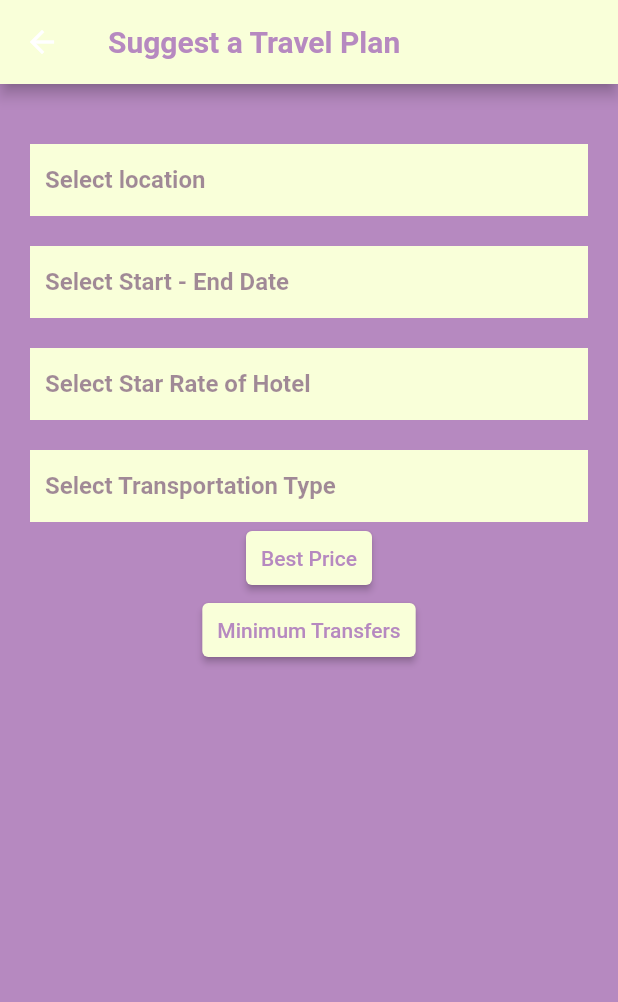
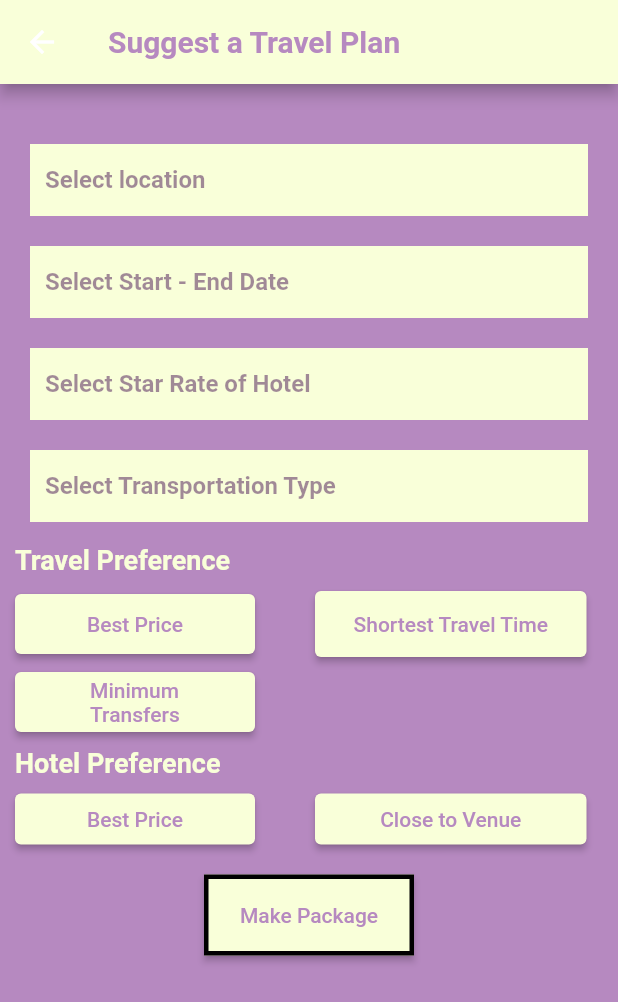
Before and after one commit to fatmasenagenc/funravel, a Flutter app: the SuggestPlan screen opened directly, on a phone screen of 412 x 824 dp. Shown: the top 1002 px of the screen. Run offline on Flutter 3.47's test engine with Material 2 defaults, Android fonts, the phone set to English and light mode, and no system bars; our stand-ins replace cloud_firestore, firebase_auth, firebase_core, flutter_rating_bar, flutter_svg; accounts and stored records are empty.

Commit message:
added the buttons here :eyeglasses:
Buttons are added in this page

```diff
--- a/lib/screens/suggested_plan_screen.dart
+++ b/lib/screens/suggested_plan_screen.dart
@@ -190,14 +190,38 @@
 
 
             ),
+            SizedBox(
+              height: 15,
+            ),Container(
+              child: Row(
+                children:[
+                  Text('Travel Preference',style: TextStyle(
+                    color: kSecondaryColor,
+                    fontSize:18,
+                      fontWeight: FontWeight.bold,
+
+                  ),),
+
+                ],
+              ),
+            ),
+            SizedBox(
+              height: 10,
+            ),
         Container(
+          child: Row(
+            children:[
+              Container(
+                width:160,
+                height:40,
+                child:
+                ElevatedButton(
 
-              child: ElevatedButton(
                   style: ButtonStyle(
 
                       backgroundColor: MaterialStatePropertyAll<Color>(
                           kSecondaryColor),
-                    padding: MaterialStateProperty.all<EdgeInsets>(EdgeInsets.fromLTRB(10, 10, 10, 10))
+
 
 
                   ),
@@ -210,13 +234,63 @@
                   onPressed: () {},
                 ),
 
+
+
+
               ),
+              SizedBox(
+                width: 40,
+              ),
+              Container(
+                width:181,
+                height:44,
+                child:
                 ElevatedButton(
+
                   style: ButtonStyle(
 
                       backgroundColor: MaterialStatePropertyAll<Color>(
                           kSecondaryColor),
-                  padding: MaterialStateProperty.all<EdgeInsets>(EdgeInsets.fromLTRB(10, 10, 10, 10))
+
+
+
+                  ),
+                  child: Text('Shortest Travel Time',style: TextStyle(
+                    color: kPrimaryColor,
+
+
+                  ),),
+
+
+                  onPressed: () {},
+                ),
+
+
+
+
+              ),
+            ],
+          ),
+        ),
+            SizedBox(
+              height: 10,
+            ),
+            Container(
+
+              child: Row(
+                children:[
+            Container(
+              height:40,
+              width:160,
+
+                child:
+                    ElevatedButton(
+
+                      style: ButtonStyle(
+
+                          backgroundColor: MaterialStatePropertyAll<Color>(
+                              kSecondaryColor),
+                          padding: MaterialStateProperty.all<EdgeInsets>(EdgeInsets.fromLTRB(50, 0, 10, 0))
 
 
                       ),
@@ -227,7 +301,134 @@
 
 
                       onPressed: () {},
-            )
+                    ),
+
+
+
+
+            ),
+              ],
+              ),
+      ),
+            SizedBox(
+              height: 10,
+            ),
+            Container(
+              child: Row(
+                children:[
+                  Text('Hotel Preference',style: TextStyle(
+                    color: kSecondaryColor,
+                    fontSize:18,
+                    fontWeight: FontWeight.bold,
+
+                  ),),
+
+                ],
+              ),
+            ),
+
+            SizedBox(
+              height: 10,
+            ),
+
+            Container(
+              child: Row(
+                children:[
+                  Container(
+                    width:160,
+                    height:34,
+                    child:
+                    ElevatedButton(
+
+                      style: ButtonStyle(
+
+                          backgroundColor: MaterialStatePropertyAll<Color>(
+                              kSecondaryColor),
+
+
+
+                      ),
+                      child: Text('Best Price',style: TextStyle(
+                        color: kPrimaryColor,
+
+                      ),),
+
+
+                      onPressed: () {},
+                    ),
+
+
+
+
+                  ),
+                  SizedBox(
+                    width: 40,
+                  ),
+                  Container(
+                    width:181,
+                    height:34,
+                    child:
+                    ElevatedButton(
+
+                      style: ButtonStyle(
+
+                        backgroundColor: MaterialStatePropertyAll<Color>(
+                            kSecondaryColor),
+
+
+
+                      ),
+                      child: Text('Close to Venue',style: TextStyle(
+                        color: kPrimaryColor,
+
+
+                      ),),
+
+
+                      onPressed: () {},
+                    ),
+
+
+
+
+                  ),
+                ],
+              ),
+            ),
+            SizedBox(
+              height: 20,
+            ),
+            Container(
+              width:140,
+              height:54,
+              child:
+              ElevatedButton(
+
+                style: ButtonStyle(
+
+                  backgroundColor: MaterialStatePropertyAll<Color>(
+                      kSecondaryColor),
+                  shape: MaterialStateProperty.all(
+                    RoundedRectangleBorder(
+                      side: BorderSide(width: 3, color: Colors.black),
+                    ),
+
+                ),
+                ),
+                child: Text('Make Package',style: TextStyle(
+                  color: kPrimaryColor,
+
+                ),),
+
+
+                onPressed: () {},
+              ),
+
+
+
+
+            ),
+
           ],
         ),
       ),
```
Lines whose indentation alone changed are shown as unchanged.
